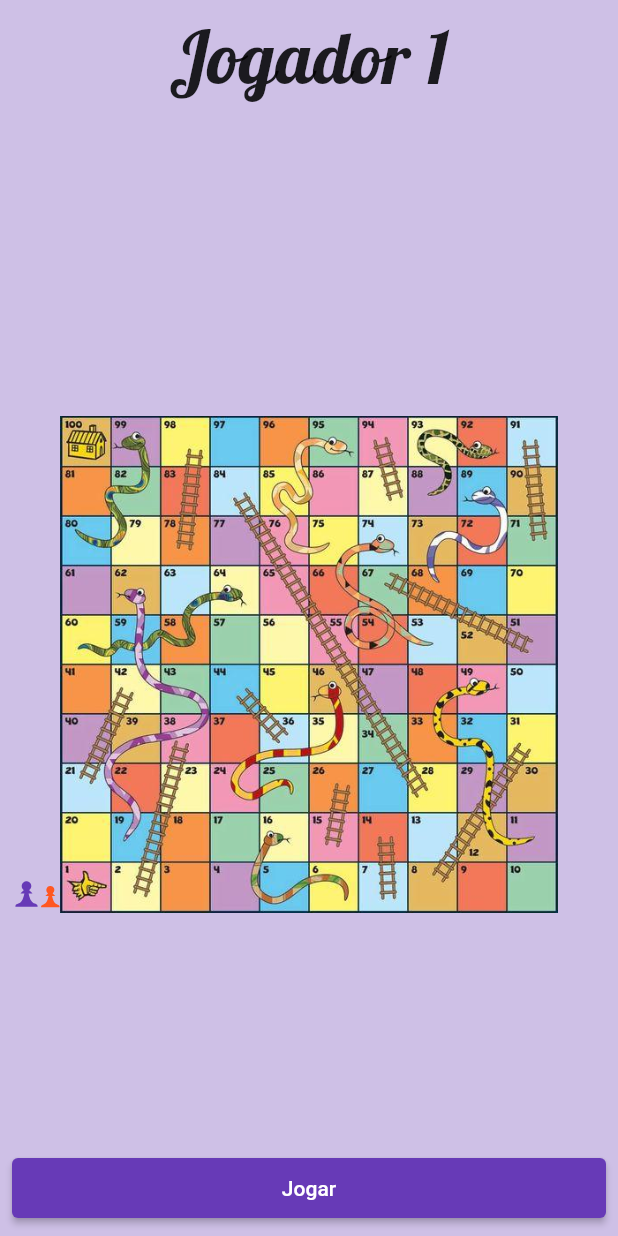
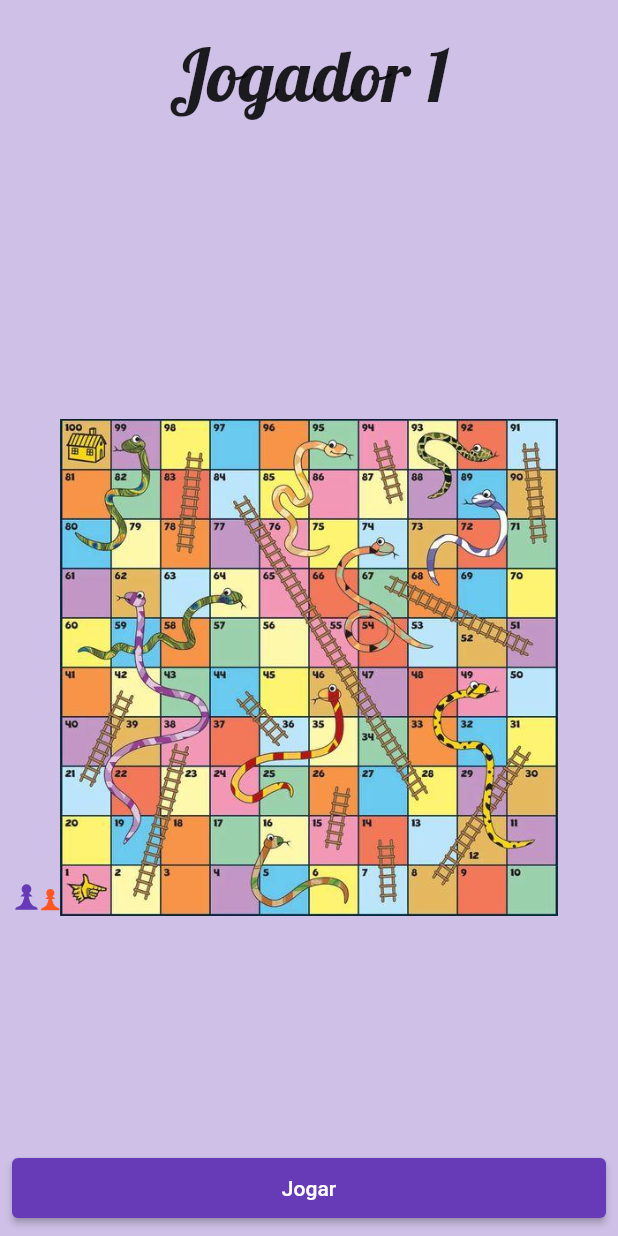
Before and after one commit to aurinosalvador/escribo_teste_02, a Flutter app: the screen it shows after launch, on a phone screen of 412 x 824 dp. Run offline on Flutter 3.47's test engine with Material 2 defaults, Android fonts, the light colour scheme and no system bars; our stand-ins replace flutter_svg, google_fonts.

Commit message:
Improvement: Adjust to mobile.

```diff
--- a/lib/views/home.dart
+++ b/lib/views/home.dart
@@ -131,7 +131,7 @@ class _HomeState extends State<Home> {
               // crossAxisAlignment: CrossAxisAlignment.stretch,
               children: [
                 Padding(
-                  padding: const EdgeInsets.symmetric(vertical: 8.0),
+                  padding: const EdgeInsets.only(top: 20.0),
                   child: Text(
                     provider.playingNow == 1 ? 'Jogador 1' : 'Jogador 2',
                     textAlign: TextAlign.center,
```
